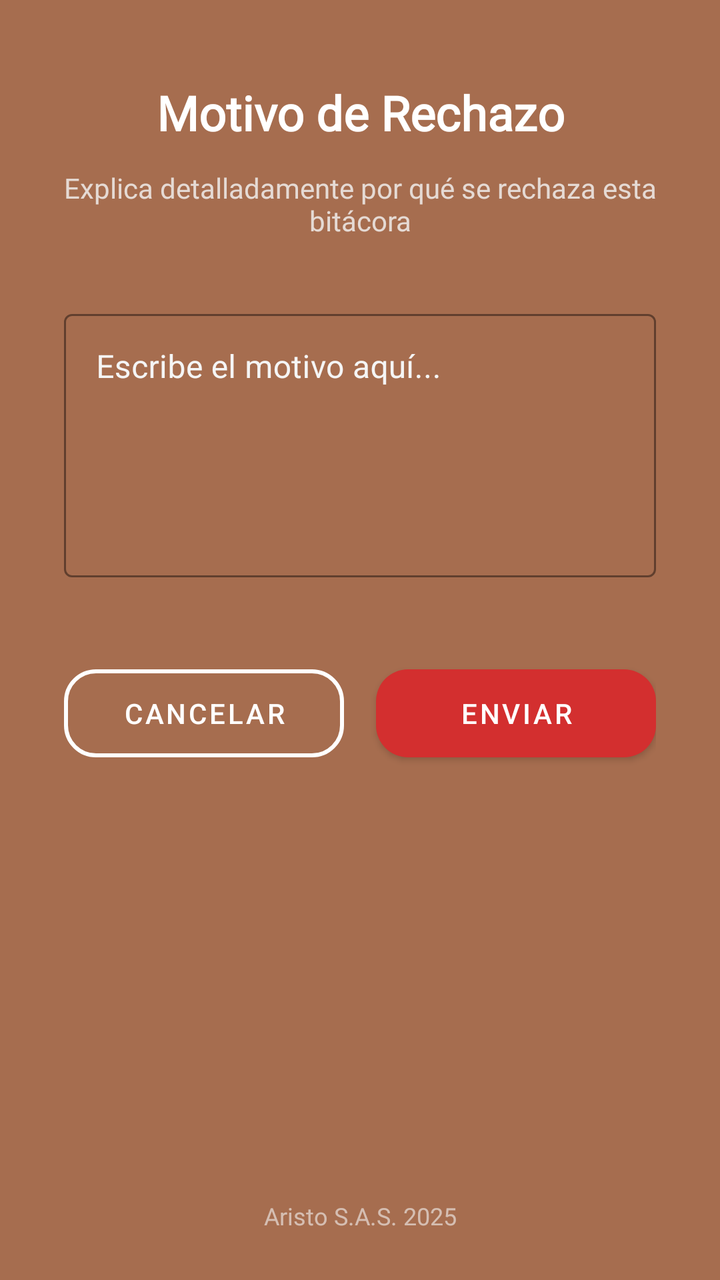
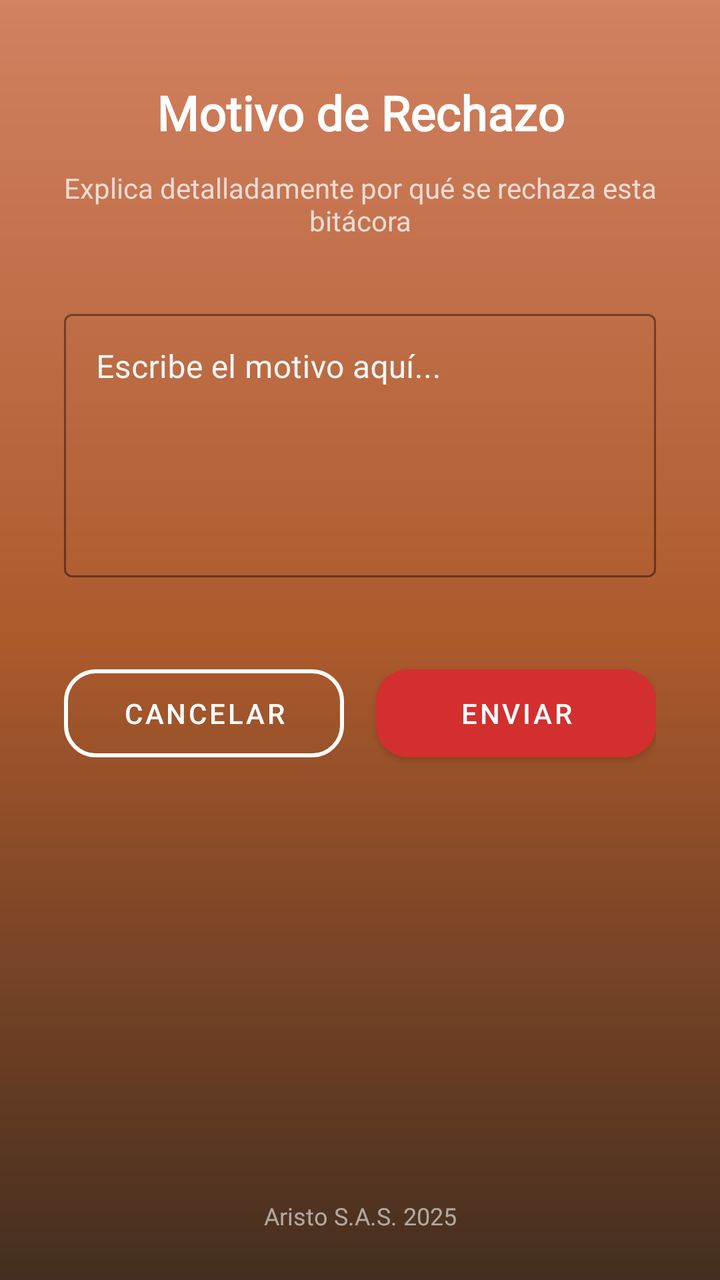

Before-and-after screenshots of an Android layout around one commit, followed by the original layout XML and the change that was made.
<!-- AndroidManifest.xml: application theme Theme.Satori_by_Aristo -->
<!-- res/layout/activity_rechazar_bitacora.xml -->
<?xml version="1.0" encoding="utf-8"?>
<androidx.core.widget.NestedScrollView xmlns:android="http://schemas.android.com/apk/res/android"
    xmlns:app="http://schemas.android.com/apk/res-auto"
    xmlns:tools="http://schemas.android.com/tools"
    android:layout_width="match_parent"
    android:layout_height="match_parent"
    android:background="@color/naranja_fondo"
    android:fillViewport="true"
    tools:context=".Bitacoras.Administrador.RechazarBitacoraActivity">

    <LinearLayout
        android:layout_width="match_parent"
        android:layout_height="wrap_content"
        android:orientation="vertical"
        android:padding="24dp">

        
        <TextView
            android:layout_width="match_parent"
            android:layout_height="wrap_content"
            android:text="Motivo de Rechazo"
            android:textColor="@android:color/white"
            android:textSize="24sp"
            android:textStyle="bold"
            android:fontFamily="@font/rob_bold"
            android:layout_marginTop="16dp"
            android:layout_marginBottom="12dp"
            android:gravity="center"/>

        
        <TextView
            android:layout_width="match_parent"
            android:layout_height="wrap_content"
            android:text="Explica detalladamente por qué se rechaza esta bitácora"
            android:textColor="@color/blanco_hueso"
            android:textSize="14sp"
            android:fontFamily="@font/rob_med"
            android:alpha="0.8"
            android:gravity="center"
            android:layout_marginBottom="32dp" />

        
        <com.google.android.material.textfield.TextInputLayout
            style="@style/Widget.MaterialComponents.TextInputLayout.OutlinedBox"
            android:layout_width="match_parent"
            android:layout_height="wrap_content"
            android:layout_marginHorizontal="8dp"
            android:layout_marginBottom="32dp"
            android:hint="Escribe el motivo aquí..."
            app:boxStrokeColor="@color/naranja_boton"
            app:hintTextColor="@color/blanco_hueso"
            android:textColorHint="@color/blanco_hueso"
            app:startIconTint="@color/naranja_boton">

            <com.google.android.material.textfield.TextInputEditText
                android:id="@+id/motivoRechazo"
                android:layout_width="match_parent"
                android:layout_height="wrap_content"
                android:inputType="textMultiLine"
                android:minLines="5"
                android:gravity="top"
                android:textColor="@android:color/white"
                android:textSize="16sp" />
        </com.google.android.material.textfield.TextInputLayout>

        
        <LinearLayout
            android:layout_width="match_parent"
            android:layout_height="wrap_content"
            android:orientation="horizontal"
            android:layout_marginHorizontal="8dp"
            android:layout_marginTop="8dp">

            <com.google.android.material.button.MaterialButton
                android:id="@+id/cancelarRechazo"
                style="@style/Widget.MaterialComponents.Button.OutlinedButton"
                android:layout_width="0dp"
                android:layout_height="56dp"
                android:layout_weight="1"
                android:text="CANCELAR"
                android:textColor="@android:color/white"
                android:layout_marginEnd="8dp"
                app:cornerRadius="16dp"
                app:strokeColor="@android:color/white"
                app:strokeWidth="2dp" />

            <com.google.android.material.button.MaterialButton
                android:id="@+id/enviarRechazo"
                android:layout_width="0dp"
                android:layout_height="56dp"
                android:layout_weight="1"
                android:text="ENVIAR"
                app:backgroundTint="#D32F2F"
                android:layout_marginStart="8dp"
                app:cornerRadius="16dp"
                app:elevation="4dp" />
        </LinearLayout>

        
        <View
            android:layout_width="match_parent"
            android:layout_height="0dp"
            android:layout_weight="1" />

        <TextView
            android:layout_width="match_parent"
            android:layout_height="wrap_content"
            android:layout_marginTop="32dp"
            android:fontFamily="@font/rob_norm"
            android:gravity="center"
            android:text="Aristo S.A.S. 2025"
            android:textColor="@color/blanco_hueso"
            android:textSize="12sp"
            android:alpha="0.6" />

    </LinearLayout>
</androidx.core.widget.NestedScrollView>
<!-- resources referenced by this layout -->
<resources>
  <color name="blanco_hueso">#F5F5F5</color>
  <color name="naranja_boton">#D98252</color>
  <color name="naranja_fondo">#A66D4F</color>
  <style name="Theme.Satori_by_Aristo" parent="Theme.MaterialComponents.DayNight.DarkActionBar">
          
          <item name="colorPrimary">@color/orange</item>
          <item name="colorPrimaryVariant">@color/orange_dark</item>
          <item name="colorOnPrimary">@color/white</item>
          <item name="colorSecondary">@color/grey</item>
          <item name="colorOnSecondary">@color/black</item>
      </style>
  <color name="orange">#FF9800</color>
  <color name="orange_dark">#F57C00</color>
  <color name="white">#FFFFFFFF</color>
  <color name="grey">#BF040303</color>
  <color name="black">#FF000000</color>
</resources>

<!-- the commit's change to res/layout/activity_rechazar_bitacora.xml (unified diff, before → after) -->
@@ -4,7 +4,7 @@
     xmlns:tools="http://schemas.android.com/tools"
     android:layout_width="match_parent"
     android:layout_height="match_parent"
-    android:background="@color/naranja_fondo"
+    android:background="@drawable/bg_gradient"
     android:fillViewport="true"
     tools:context=".Bitacoras.Administrador.RechazarBitacoraActivity">
 
<!-- resource entries referenced after the edit -->
@@ -2,7 +2,15 @@
 <resources>
   <color name="blanco_hueso">#F5F5F5</color>
   <color name="naranja_boton">#D98252</color>
-  <color name="naranja_fondo">#A66D4F</color>
+  <!-- drawable bg_gradient (drawable) -->
+  <shape xmlns:android="http://schemas.android.com/apk/res/android"
+      android:shape="rectangle">
+      <gradient
+          android:startColor="#442E1F"
+          android:centerColor="#AC5A2C"
+          android:endColor="#D28161"
+          android:angle="90"/>
+  </shape>
   <style name="Theme.Satori_by_Aristo" parent="Theme.MaterialComponents.DayNight.DarkActionBar">
           
           <item name="colorPrimary">@color/orange</item>
@@ -10,6 +18,12 @@
           <item name="colorOnPrimary">@color/white</item>
           <item name="colorSecondary">@color/grey</item>
           <item name="colorOnSecondary">@color/black</item>
+  
+          
+          <item name="android:statusBarColor">@color/orange_dark</item> 
+          <item name="android:windowDrawsSystemBarBackgrounds">true</item> 
+          <item name="windowActionBar">true</item>
+          <item name="windowNoTitle">false</item>
       </style>
   <color name="orange">#FF9800</color>
   <color name="orange_dark">#F57C00</color>
